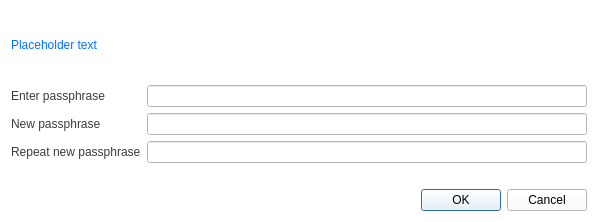
This is src/qt/forms/askpassphrasedialog.ui in creativechain/creativechain-core as Qt 5 draws it before an edit. The edited form follows.
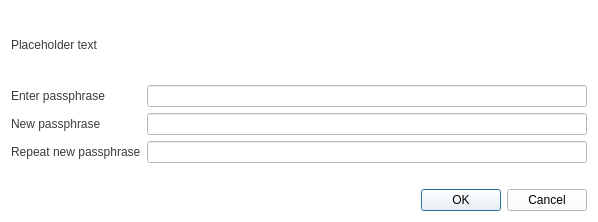
This is the edited form.

```diff
--- a/src/qt/forms/askpassphrasedialog.ui
+++ b/src/qt/forms/askpassphrasedialog.ui
@@ -35,7 +35,7 @@
    <item>
     <widget class="QLabel" name="warningLabel">
      <property name="styleSheet">
-      <string notr="true">color: rgb(0, 115, 255);</string>
+      <string notr="true">color: rgb(59, 59, 60);</string>
      </property>
      <property name="text">
       <string notr="true">Placeholder text</string>
```
